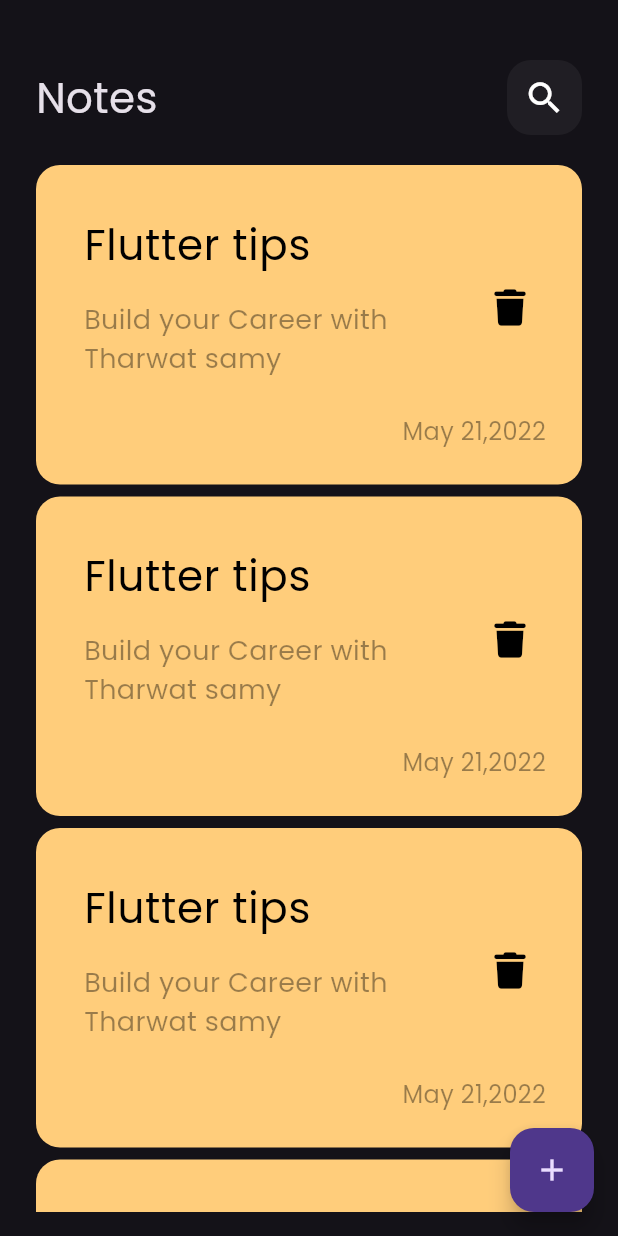
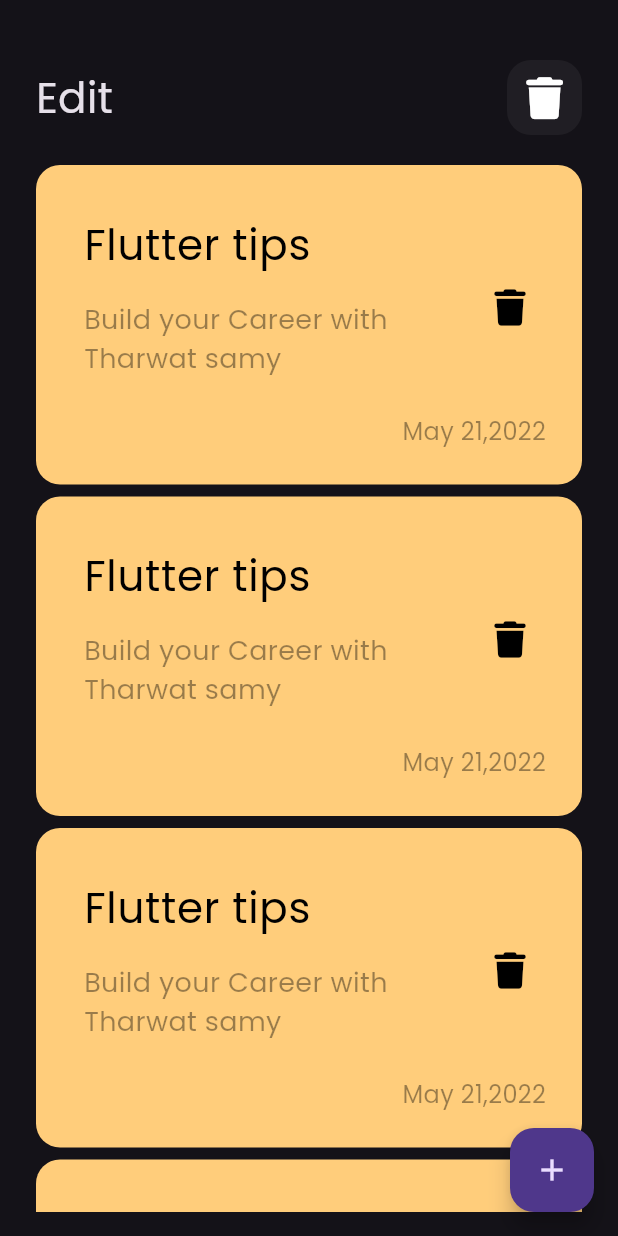
Before and after one commit to AhmedElsalhy/notes_app, a Flutter app: the screen it shows after launch, on a phone screen of 412 x 824 dp. Run offline on Flutter 3.47's test engine with Material 3 defaults, Android fonts, the phone set to English and light mode, and no system bars; our stand-ins replace font_awesome_flutter.

Commit message:
add custom app bar to edit note view

```diff
--- a/lib/widgets/add_note_bottom_sheet.dart
+++ b/lib/widgets/add_note_bottom_sheet.dart
@@ -1,5 +1,4 @@
 import 'package:flutter/material.dart';
-import 'package:notes_app/constants.dart';
 import 'custom_button.dart';
 import 'custom_text_field.dart';
 
--- a/lib/widgets/custom_app_bar.dart
+++ b/lib/widgets/custom_app_bar.dart
@@ -4,20 +4,25 @@ import 'custom_search_icon.dart';
 class CustomAppBar extends StatelessWidget {
   const CustomAppBar({
     super.key,
+    required this.text,
+    required this.iconData,
   });
-
+  final String text;
+  final IconData iconData;
   @override
   Widget build(BuildContext context) {
-    return const Row(
+    return Row(
       children: [
         Text(
-          'Notes',
-          style: TextStyle(
+          text,
+          style: const TextStyle(
             fontSize: 28,
           ),
         ),
-        Spacer(),
-        CustomSearchIcon()
+        const Spacer(),
+        CustomSearchIcon(
+          icon: iconData,
+        )
       ],
     );
   }
--- a/lib/widgets/custom_note_app.dart
+++ b/lib/widgets/custom_note_app.dart
@@ -1,8 +1,6 @@
 import 'package:flutter/material.dart';
 import 'package:font_awesome_flutter/font_awesome_flutter.dart';
 import 'package:notes_app/views/edit_note_view.dart';
-import 'package:notes_app/widgets/edit_note_view_body.dart';
-import 'package:notes_app/widgets/notes_view_body.dart';
 
 class CustomNoteItem extends StatelessWidget {
   const CustomNoteItem({super.key});
--- a/lib/widgets/custom_search_icon.dart
+++ b/lib/widgets/custom_search_icon.dart
@@ -1,8 +1,8 @@
 import 'package:flutter/material.dart';
 
 class CustomSearchIcon extends StatelessWidget {
-  const CustomSearchIcon({super.key});
-
+  const CustomSearchIcon({super.key, required this.icon});
+  final IconData icon;
   @override
   Widget build(BuildContext context) {
     return Container(
@@ -12,9 +12,9 @@ class CustomSearchIcon extends StatelessWidget {
         color: Colors.white.withOpacity(0.05),
         borderRadius: BorderRadius.circular(16),
       ),
-      child: const Center(
+      child: Center(
         child: Icon(
-          Icons.search,
+          icon,
           size: 28,
         ),
       ),
--- a/lib/widgets/edit_note_view_body.dart
+++ b/lib/widgets/edit_note_view_body.dart
@@ -1,12 +1,24 @@
 import 'package:flutter/material.dart';
+import 'package:notes_app/widgets/custom_app_bar.dart';
 
 class EditNoteViewBody extends StatelessWidget {
   const EditNoteViewBody({super.key});
 
   @override
   Widget build(BuildContext context) {
-    return Container(
-
+    return const Padding(
+      padding: EdgeInsets.symmetric(horizontal: 24),
+      child: Column(
+        children: [
+          SizedBox(
+            height: 40,
+          ),
+          CustomAppBar(
+            iconData: Icons.check,
+            text: 'Edit Note',
+          )
+        ],
+      ),
     );
   }
 }
--- a/lib/widgets/notes_view_body.dart
+++ b/lib/widgets/notes_view_body.dart
@@ -1,4 +1,5 @@
 import 'package:flutter/material.dart';
+import 'package:font_awesome_flutter/font_awesome_flutter.dart';
 import 'custom_app_bar.dart';
 import 'notes_list_view.dart';
 
@@ -14,7 +15,10 @@ class NotesViewBody extends StatelessWidget {
           SizedBox(
             height: 40,
           ),
-          CustomAppBar(),
+          CustomAppBar(
+            text: 'Edit',
+            iconData: FontAwesomeIcons.trash,
+          ),
           Expanded(
             child: NotesListView(),
           ),
```
